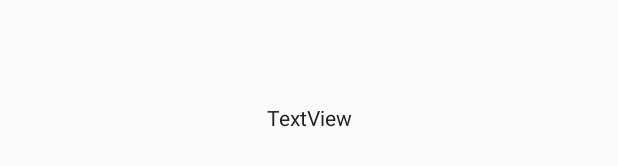
After one commit to faisalmahmudxiii/ExamPractice, an Android app: the layout activity_splash.xml on its own in the app's theme, with its tools: preview values and no code run, on a phone screen of 412 x 824 dp. The commit adds this screen. Shown: the part 495-661 px from the top of the screen. Run offline under Robolectric (Android 15) with nearby library versions, the phone set to English and light mode, and no system bars.

Commit message:
data base add

```diff
--- a/app/build.gradle
+++ b/app/build.gradle
@@ -4,7 +4,7 @@ android {
     compileSdkVersion 28
     defaultConfig {
         applicationId "preparation.mobapp207.com.exam"
-        minSdkVersion 16
+        minSdkVersion 21
         targetSdkVersion 28
         versionCode 1
         versionName "1.0"
@@ -23,6 +23,8 @@ dependencies {
     implementation 'com.android.support:appcompat-v7:28.0.0'
     implementation 'com.android.support.constraint:constraint-layout:1.1.3'
     testImplementation 'junit:junit:4.12'
+    implementation 'net.zetetic:android-database-sqlcipher:4.2.0@aar'
     androidTestImplementation 'com.android.support.test:runner:1.0.2'
     androidTestImplementation 'com.android.support.test.espresso:espresso-core:3.0.2'
+
 }
--- a/app/src/main/AndroidManifest.xml
+++ b/app/src/main/AndroidManifest.xml
@@ -13,9 +13,17 @@
             <intent-filter>
                 <action android:name="android.intent.action.MAIN" />
 
+                <category android:name="android.intent.category.DEFAULT" />
+            </intent-filter>
+        </activity>
+        <activity android:name=".SplashActivity">
+            <intent-filter>
+                <action android:name="android.intent.action.MAIN" />
+
                 <category android:name="android.intent.category.LAUNCHER" />
             </intent-filter>
         </activity>
+
     </application>
 
 </manifest>
--- /dev/null
+++ b/app/src/main/java/preparation/mobapp207/com/exam/SplashActivity.java
@@ -0,0 +1,14 @@
+package preparation.mobapp207.com.exam;
+
+import android.os.Bundle;
+import android.support.annotation.Nullable;
+import android.support.v7.app.AppCompatActivity;
+
+public class SplashActivity extends AppCompatActivity {
+
+    @Override
+    protected void onCreate(@Nullable Bundle savedInstanceState) {
+        super.onCreate(savedInstanceState);
+        setContentView(R.layout.activity_splash);
+    }
+}
--- /dev/null
+++ b/app/src/main/res/layout/activity_splash.xml
@@ -0,0 +1,35 @@
+<?xml version="1.0" encoding="utf-8"?>
+<android.support.constraint.ConstraintLayout
+
+    xmlns:android="http://schemas.android.com/apk/res/android"
+    xmlns:app="http://schemas.android.com/apk/res-auto"
+    xmlns:tools="http://schemas.android.com/tools"
+    android:id="@+id/relativeLayout"
+    android:layout_width="match_parent"
+    android:layout_height="match_parent"
+    tools:context=".SplashActivity"
+    tools:layout_editor_absoluteY="25dp">
+
+
+    <TextView
+        android:id="@+id/textView2"
+        android:layout_width="wrap_content"
+        android:layout_height="wrap_content"
+        android:layout_marginStart="8dp"
+        android:layout_marginEnd="8dp"
+        android:layout_marginBottom="8dp"
+        android:text="TextView"
+        app:layout_constraintBottom_toBottomOf="parent"
+        app:layout_constraintEnd_toEndOf="parent"
+        app:layout_constraintStart_toStartOf="parent"
+        app:layout_constraintTop_toTopOf="parent"
+        tools:layout_conversion_wrapHeight="50"
+        tools:layout_conversion_wrapWidth="154" />
+
+    <android.support.constraint.Guideline
+        android:id="@+id/guideline"
+        android:layout_width="wrap_content"
+        android:layout_height="wrap_content"
+        android:orientation="vertical"
+        app:layout_constraintGuide_begin="-24dp" />
+</android.support.constraint.ConstraintLayout>
--- a/app/src/main/res/values/colors.xml
+++ b/app/src/main/res/values/colors.xml
@@ -1,6 +1,11 @@
 <?xml version="1.0" encoding="utf-8"?>
 <resources>
-    <color name="colorPrimary">#008577</color>
-    <color name="colorPrimaryDark">#00574B</color>
-    <color name="colorAccent">#D81B60</color>
+    <color name="primary">#4CAF50</color>
+    <color name="primary_dark">#388E3C</color>
+    <color name="primary_light">#C8E6C9</color>
+    <color name="accent">#8BC34A</color>
+    <color name="primary_text">#212121</color>
+    <color name="secondary_text">#757575</color>
+    <color name="icons">#FFFFFF</color>
+    <color name="divider">#BDBDBD</color>
 </resources>
--- a/app/src/main/res/values/styles.xml
+++ b/app/src/main/res/values/styles.xml
@@ -1,11 +1,21 @@
 <resources>
 
     <!-- Base application theme. -->
-    <style name="AppTheme" parent="Theme.AppCompat.Light.DarkActionBar">
+    <style name="AppTheme" parent="Theme.AppCompat.Light.NoActionBar">
         <!-- Customize your theme here. -->
-        <item name="colorPrimary">@color/colorPrimary</item>
-        <item name="colorPrimaryDark">@color/colorPrimaryDark</item>
-        <item name="colorAccent">@color/colorAccent</item>
+        <item name="colorPrimary">@color/primary</item>
+        <item name="colorPrimaryDark">@color/primary_dark</item>
+        <item name="android:textColor">@color/primary_text</item>
+        <item name="android:textColorPrimary">@color/primary_text</item>
+        <item name="android:textColorSecondary">@color/secondary_text</item>
+        <item name="colorAccent">@color/accent</item>
+        <item name="android:divider">@color/divider</item>
+
+
+        <item name="android:windowActivityTransitions">true</item>
+        <item name="android:windowEnterTransition">@android:transition/slide_right</item>
+        <item name="android:windowExitTransition">@android:transition/slide_left</item>
+        <item name="buttonStyle">@style/Widget.AppCompat.Button.Borderless</item>
     </style>
 
 </resources>
```
Also changed, not shown: build.gradle (line endings or trailing spaces).
